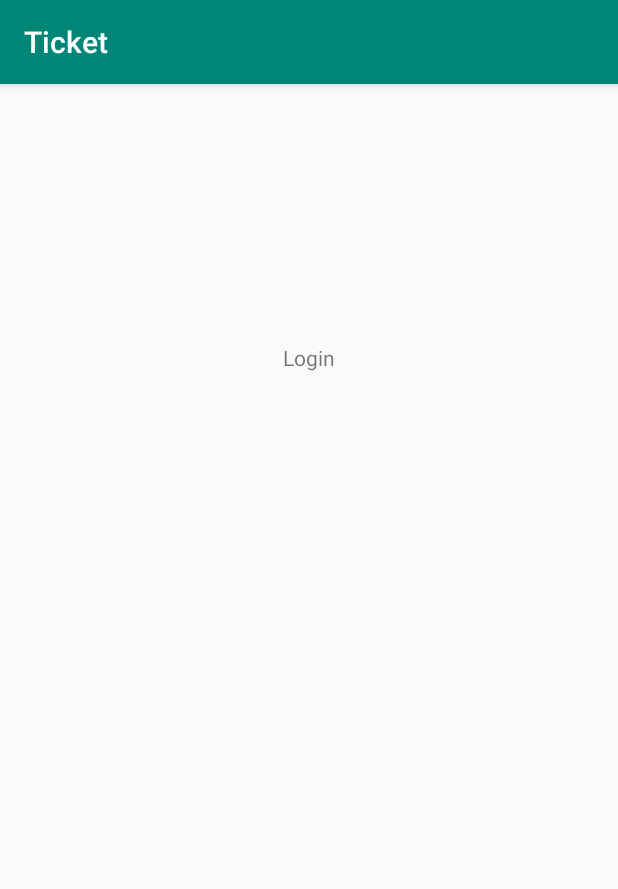
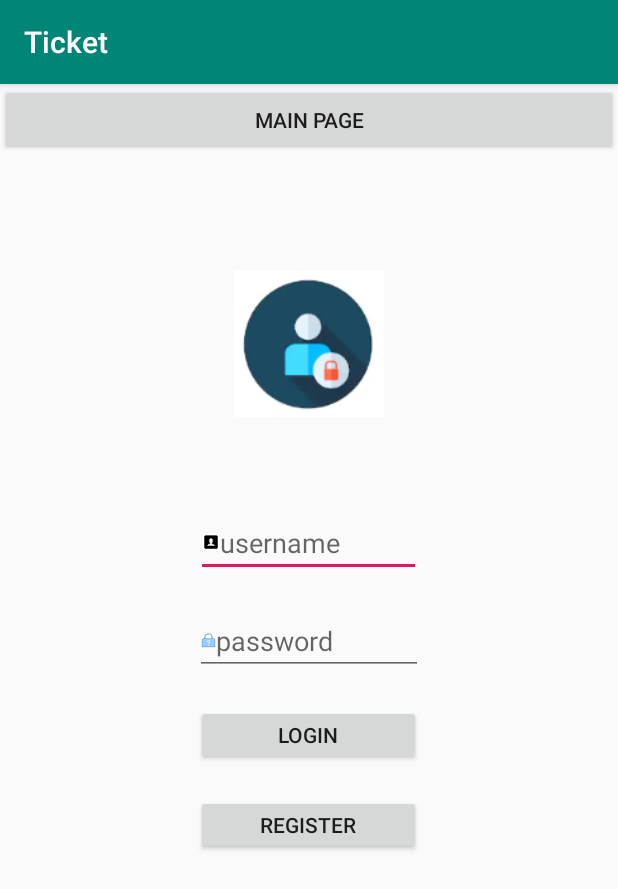
Before and after one commit to vidushaNasome/Ticketing, an Android app: the Login screen opened directly, with no data from a screen before it, on a phone screen of 412 x 824 dp. Shown: the top 889 px of the screen. Run offline under Robolectric (Android 15) with nearby library versions, the phone set to English and light mode, and no system bars; our stand-ins replace Firebase (no records; nobody signed in at launch, a user with empty details on screens opened directly).

Commit message:
commit reg login

```diff
--- a/app/src/main/AndroidManifest.xml
+++ b/app/src/main/AndroidManifest.xml
@@ -13,6 +13,10 @@
             android:roundIcon="@mipmap/ic_launcher_round"
             android:supportsRtl="true"
             android:theme="@style/AppTheme">
+        <activity android:name=".Dashboard">
+        </activity>
+        <activity android:name=".RegisterAct">
+        </activity>
         <activity android:name=".GuestAccount">
         </activity>
         <activity android:name=".Ticketing">
--- a/app/src/main/java/com/example/ticket/Login.java
+++ b/app/src/main/java/com/example/ticket/Login.java
@@ -1,13 +1,137 @@
 package com.example.ticket;
+import androidx.annotation.NonNull;
+import androidx.appcompat.app.AppCompatActivity;
 
-import androidx.appcompat.app.AppCompatActivity;
+import android.content.Context;
+import android.content.Intent;
+import android.net.ConnectivityManager;
+import android.net.NetworkInfo;
 import android.os.Bundle;
+import android.view.View;
+import android.widget.Button;
+import android.widget.TextView;
+import android.widget.Toast;
+
+import com.google.firebase.database.DataSnapshot;
+import com.google.firebase.database.DatabaseError;
+import com.google.firebase.database.DatabaseReference;
+import com.google.firebase.database.FirebaseDatabase;
+import com.google.firebase.database.ValueEventListener;
 
 public class Login extends AppCompatActivity {
+    private Session session;
 
+    TextView un;
+    TextView pw;
+
+    String name;
+    String password;
+
+    Button login;
+    Button register,main_nav;
+
+    String un_1;
+    String pw_1;
     @Override
     protected void onCreate(Bundle savedInstanceState) {
         super.onCreate(savedInstanceState);
         setContentView(R.layout.activity_login);
+
+        isOnline();
+
+        session = new Session(getApplicationContext());
+
+        un=findViewById(R.id.un_log);
+        pw=findViewById(R.id.pw_log);
+        login=findViewById(R.id.login_log);
+        register=findViewById(R.id.reg_log);
+        main_nav=findViewById(R.id.main_nav);
+    }
+    @Override
+    protected void onResume() {
+        super.onResume();
+        main_nav.setOnClickListener(new View.OnClickListener() {
+            @Override
+            public void onClick(View view) {
+                Intent i = new Intent(Login.this, MainActivity.class);
+                startActivity(i);
+            }
+        });
+
+        login.setOnClickListener(new View.OnClickListener() {
+
+
+            @Override
+            public void onClick(View view) {
+                isOnline();
+                un_1=un.getText().toString();
+                pw_1=pw.getText().toString();
+
+
+                DatabaseReference logindf = FirebaseDatabase.getInstance().getReference().child("User").child(un_1);
+
+                logindf.addListenerForSingleValueEvent(new ValueEventListener() {
+                    @Override
+                    public void onDataChange(@NonNull DataSnapshot dataSnapshot) {
+                        try {
+                            if (dataSnapshot.hasChildren()) {
+                                name = dataSnapshot.child("username").getValue().toString();
+                                password = dataSnapshot.child("password").getValue().toString();
+                                System.out.println(name);
+                                System.out.println(password);
+                                System.out.println(pw_1);
+                                Intent i = new Intent(Login.this, Dashboard.class);
+                                if (pw_1.equals(password)) {
+
+                                    session.setusename(un_1);
+
+                                    i.putExtra("userNameMsg", un_1);
+                                    startActivity(i);
+                                } else {
+                                    Toast.makeText(getApplicationContext(), "Invalid User Name or Password", Toast.LENGTH_LONG).show();
+
+
+                                }
+                            } else {
+                                Toast.makeText(getApplicationContext(), "Invalid User Name or Password", Toast.LENGTH_LONG).show();
+
+
+                            }
+                        } catch (Exception e) {
+                        }
+                    }
+
+                    @Override
+                    public void onCancelled(@NonNull DatabaseError databaseError) {
+
+                    }
+                });
+
+
+
+
+
+            }
+        });
+
+        register.setOnClickListener(new View.OnClickListener() {
+            @Override
+            public void onClick(View view) {
+                Intent i1 = new Intent(Login.this, RegisterAct.class);
+                startActivity(i1);
+            }
+        });
+
+    }
+
+    public boolean isOnline() {
+        ConnectivityManager conMgr = (ConnectivityManager) getApplicationContext().getSystemService(Context.CONNECTIVITY_SERVICE);
+        NetworkInfo netInfo = conMgr.getActiveNetworkInfo();
+
+        if(netInfo == null || !netInfo.isConnected() || !netInfo.isAvailable()){
+            Toast.makeText(getApplicationContext(), "No Internet connection!", Toast.LENGTH_LONG).show();
+            return false;
+        }
+        return true;
     }
 }
--- /dev/null
+++ b/app/src/main/java/com/example/ticket/Session.java
@@ -0,0 +1,34 @@
+package com.example.ticket;
+
+import android.content.Context;
+import android.content.Intent;
+import android.content.SharedPreferences;
+import android.preference.PreferenceManager;
+
+public class Session {
+
+    private SharedPreferences prefs;
+    SharedPreferences.Editor editor;
+
+    public Session(Context cntx) {
+
+        try {
+            prefs = PreferenceManager.getDefaultSharedPreferences(cntx);
+        }catch(Exception e){}
+    }
+
+
+    public void setusename(String usename) {
+        prefs.edit().putString("usename", usename).commit();
+    }
+
+    public String getusename() {
+        String usename = prefs.getString("usename","");
+        return usename;
+    }
+    public void logout(){
+        editor.clear();
+        editor.commit();
+
+    }
+}
--- a/app/src/main/res/layout/activity_login.xml
+++ b/app/src/main/res/layout/activity_login.xml
@@ -1,17 +1,60 @@
 <?xml version="1.0" encoding="utf-8"?>
-<androidx.constraintlayout.widget.ConstraintLayout
-        xmlns:android="http://schemas.android.com/apk/res/android"
-        xmlns:tools="http://schemas.android.com/tools"
-        xmlns:app="http://schemas.android.com/apk/res-auto"
-        android:layout_width="match_parent"
-        android:layout_height="match_parent"
-        tools:context=".Login">
+<LinearLayout xmlns:android="http://schemas.android.com/apk/res/android"
+              xmlns:app="http://schemas.android.com/apk/res-auto"
+              xmlns:tools="http://schemas.android.com/tools"
+              android:layout_width="match_parent"
+              android:layout_height="match_parent"
+              tools:context=".Login"
+              android:orientation="vertical"
+              android:gravity="center_horizontal"
 
-    <TextView
-            android:text="Login"
-            android:layout_width="wrap_content"
-            android:layout_height="wrap_content"
-            android:id="@+id/textView" app:layout_constraintEnd_toEndOf="parent"
-            app:layout_constraintBottom_toBottomOf="parent" app:layout_constraintTop_toTopOf="parent"
-            app:layout_constraintStart_toStartOf="parent" app:layout_constraintVertical_bias="0.231"/>
-</androidx.constraintlayout.widget.ConstraintLayout>
+              android:backgroundTintMode="src_over">
+
+    <Button
+            android:text="Main Page"
+            android:layout_width="match_parent"
+            android:layout_height="wrap_content" android:id="@+id/main_nav"/>
+    <ImageView
+            android:layout_width="100dp"
+            android:layout_height="150dp"
+            app:srcCompat="@mipmap/login"
+            android:layout_marginTop="50dp"
+    />
+
+    <EditText
+            android:id="@+id/un_log"
+            android:layout_width="150dp"
+            android:layout_height="45dp"
+            android:drawableLeft="@mipmap/username"
+
+
+            android:layout_marginTop="35dp"
+            android:hint="username" />
+
+    <EditText
+            android:id="@+id/pw_log"
+            android:layout_width="152dp"
+            android:layout_height="45dp"
+            android:drawableLeft="@mipmap/password"
+
+            android:layout_marginTop="20dp"
+            android:hint="password" />
+
+    <Button
+            android:id="@+id/login_log"
+            android:layout_width="150dp"
+            android:layout_height="40dp"
+            android:layout_marginTop="20dp"
+            android:text="Login" />
+
+    <Button
+            android:id="@+id/reg_log"
+            android:layout_width="150dp"
+            android:layout_height="40dp"
+            android:layout_marginTop="20dp"
+            android:text="Register"
+            android:textColorHighlight="#00470707" />
+
+
+
+</LinearLayout>
```
Also changed, not shown: app/src/main/java/com/example/ticket/Dashboard.java (added, +13 -0 lines), app/src/main/java/com/example/ticket/Model/User.java (added, +61 -0 lines), app/src/main/java/com/example/ticket/RegisterAct.java (added, +154 -0 lines), app/src/main/res/layout/activity_dashboard.xml (added, +18 -0 lines), app/src/main/res/layout/activity_register.xml (added, +83 -0 lines), app/src/main/res/layout/successmsg.xml (added, +30 -0 lines), app/src/main/res/drawable/suc.png (added), app/src/main/res/mipmap-xhdpi/password.png (added), app/src/main/res/mipmap-xhdpi/username.png (added), app/src/main/res/mipmap-xxxhdpi/login.PNG (added), app/src/main/res/mipmap-xxxhdpi/register.png (added).
